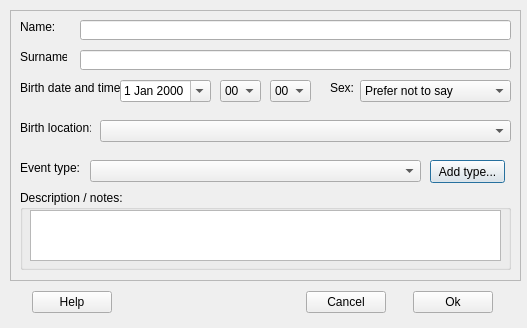
Before: the Qt Designer form adddialog.ui in artwaw/nibiru, drawn with Qt 5.
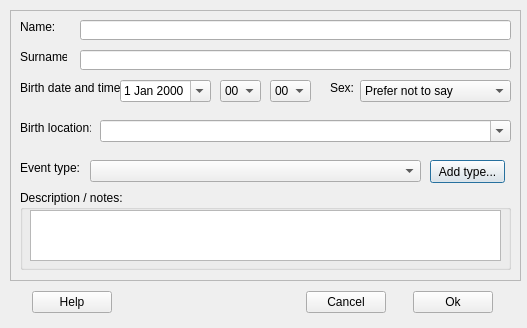
After: the same form once the commit is applied.

Commit message: geo data in the dropbox - fixed.

```diff
--- a/adddialog.ui
+++ b/adddialog.ui
@@ -127,6 +127,9 @@
       <height>22</height>
      </rect>
     </property>
+    <property name="editable">
+     <bool>true</bool>
+    </property>
     <property name="insertPolicy">
      <enum>QComboBox::NoInsert</enum>
     </property>
```
The commit also changes 2 other files.
